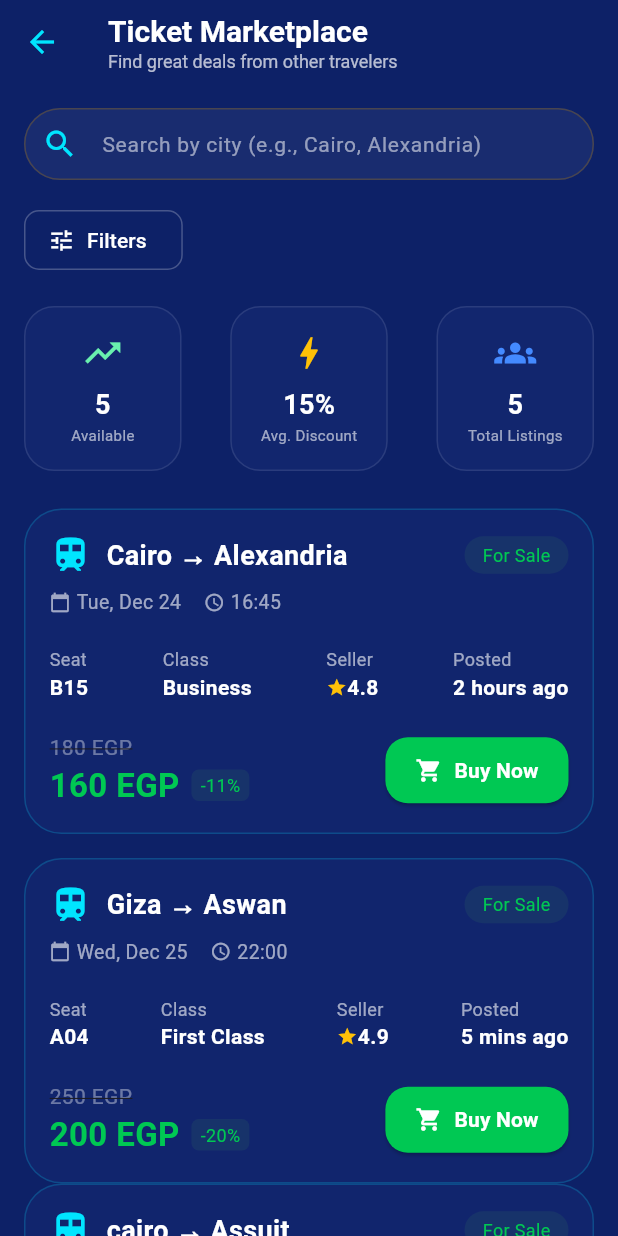
After one commit to AfraimElkesEleia/Transportation-App-Graduation-Project, a Flutter app: the MarketplaceScreen screen opened by its route, on a phone screen of 412 x 824 dp. The commit adds this screen. Run offline on Flutter 3.47's test engine with Material 3 defaults, Android fonts, the phone set to English and light mode, and no system bars; our stand-ins replace device_preview, expandable_page_view, font_awesome_flutter.

Commit message:
add resell tickets screen and marketplace screen

```diff
--- a/lib/core/routing/app_router.dart
+++ b/lib/core/routing/app_router.dart
@@ -1,6 +1,8 @@
 import 'package:flutter/material.dart';
 import 'package:transportation_app/core/routing/routes.dart';
 import 'package:transportation_app/features/custom_nav_bar/custom_nav_bar.dart';
+import 'package:transportation_app/features/my_tickets/presentation/views/screen/market_place.dart';
+import 'package:transportation_app/features/my_tickets/presentation/views/screen/resell_tickets.dart';
 import 'package:transportation_app/features/onboarding/presentation/views/onboarding_screen.dart';
 
 class AppRouter {
@@ -10,6 +12,10 @@ class AppRouter {
         return MaterialPageRoute(builder: (_) => OnboardingScreen());
       case AppRoutes.homeScreen:
         return MaterialPageRoute(builder: (_) => CustomNavBar());
+      case AppRoutes.marketPlaceScreen:
+        return MaterialPageRoute(builder: (_) => MarketplaceScreen());
+      case AppRoutes.resellTicketsScreen:
+        return MaterialPageRoute(builder: (_) => ResellTicketsScreen());
       default:
         return null;
     }
--- a/lib/core/routing/routes.dart
+++ b/lib/core/routing/routes.dart
@@ -1,4 +1,6 @@
 abstract class AppRoutes {
   static const onBoardingScreen = '/onboarding_screen';
   static const homeScreen = '/home_screen';
+  static const marketPlaceScreen = '/market_place_screen';
+  static const resellTicketsScreen = '/resell_tickets_screen';
 }
--- /dev/null
+++ b/lib/features/my_tickets/presentation/views/screen/market_place.dart
@@ -0,0 +1,372 @@
+import 'package:flutter/material.dart';
+
+class MarketplaceScreen extends StatelessWidget {
+  const MarketplaceScreen({super.key});
+
+  static const Color primaryBlue = Color(0xFF0D2167);
+  static const Color accentCyan = Color(0xFF00E5FF);
+  static const Color successGreen = Color(0xFF00C853);
+  static const Color cardBg = Color(0xFF162B75);
+
+  @override
+  Widget build(BuildContext context) {
+    return Scaffold(
+      backgroundColor: primaryBlue,
+      appBar: AppBar(
+        backgroundColor: Colors.transparent,
+        elevation: 0,
+        leading: IconButton(
+          icon: const Icon(Icons.arrow_back, color: accentCyan),
+          onPressed: () => Navigator.pop(context),
+        ),
+        title: const Column(
+          crossAxisAlignment: CrossAxisAlignment.start,
+          children: [
+            Text(
+              'Ticket Marketplace',
+              style: TextStyle(
+                color: Colors.white,
+                fontSize: 20,
+                fontWeight: FontWeight.bold,
+              ),
+            ),
+            Text(
+              'Find great deals from other travelers',
+              style: TextStyle(color: Colors.white70, fontSize: 12),
+            ),
+          ],
+        ),
+      ),
+      body: SingleChildScrollView(
+        padding: const EdgeInsets.all(16.0),
+        child: Column(
+          crossAxisAlignment: CrossAxisAlignment.start,
+          children: [
+            TextField(
+              style: const TextStyle(color: Colors.white),
+              decoration: InputDecoration(
+                hintText: "Search by city (e.g., Cairo, Alexandria)",
+                hintStyle: const TextStyle(color: Colors.white54, fontSize: 14),
+                prefixIcon: const Icon(Icons.search, color: accentCyan),
+                filled: true,
+                fillColor: Colors.white.withOpacity(0.05),
+                contentPadding: const EdgeInsets.symmetric(vertical: 0),
+                border: OutlineInputBorder(
+                  borderRadius: BorderRadius.circular(30),
+                  borderSide: const BorderSide(color: Colors.white24),
+                ),
+              ),
+            ),
+            const SizedBox(height: 16),
+
+            OutlinedButton.icon(
+              onPressed: () {},
+              icon: const Icon(Icons.tune, size: 18, color: Colors.white),
+              label: const Text(
+                "Filters",
+                style: TextStyle(color: Colors.white),
+              ),
+              style: OutlinedButton.styleFrom(
+                side: const BorderSide(color: Colors.white24),
+                shape: RoundedRectangleBorder(
+                  borderRadius: BorderRadius.circular(10),
+                ),
+              ),
+            ),
+            const SizedBox(height: 20),
+
+            Row(
+              mainAxisAlignment: MainAxisAlignment.spaceBetween,
+              children: [
+                _buildStatBox(
+                  Icons.trending_up,
+                  "5",
+                  "Available",
+                  Colors.greenAccent,
+                ),
+                _buildStatBox(Icons.bolt, "15%", "Avg. Discount", Colors.amber),
+                _buildStatBox(
+                  Icons.groups,
+                  "5",
+                  "Total Listings",
+                  Colors.blueAccent,
+                ),
+              ],
+            ),
+            const SizedBox(height: 25),
+
+            _buildTicketCard(
+              fromTo: "Cairo → Alexandria",
+              date: "Tue, Dec 24",
+              time: "16:45",
+              seat: "B15",
+              className: "Business",
+              sellerRating: "4.8",
+              postedTime: "2 hours ago",
+              oldPrice: "180 EGP",
+              newPrice: "160 EGP",
+              discount: "-11%",
+            ),
+
+            const SizedBox(height: 16),
+
+            _buildTicketCard(
+              fromTo: "Giza → Aswan",
+              date: "Wed, Dec 25",
+              time: "22:00",
+              seat: "A04",
+              className: "First Class",
+              sellerRating: "4.9",
+              postedTime: "5 mins ago",
+              oldPrice: "250 EGP",
+              newPrice: "200 EGP",
+              discount: "-20%",
+            ),
+            _buildTicketCard(
+              fromTo: "cairo → Assuit",
+              date: "Wed, Dec 23",
+              time: "23:00",
+              seat: "A04",
+              className: "Second Class",
+              sellerRating: "4.9",
+              postedTime: "5 mins ago",
+              oldPrice: "280 EGP",
+              newPrice: "200 EGP",
+              discount: "-20%",
+            ),
+          ],
+        ),
+      ),
+    );
+  }
+
+  Widget _buildStatBox(IconData icon, String value, String label, Color color) {
+    return Container(
+      width: 105,
+      padding: const EdgeInsets.symmetric(vertical: 16),
+      decoration: BoxDecoration(
+        color: cardBg.withOpacity(0.5),
+        borderRadius: BorderRadius.circular(20),
+        border: Border.all(color: Colors.white10),
+      ),
+      child: Column(
+        children: [
+          Icon(icon, color: color, size: 28),
+          const SizedBox(height: 8),
+          Text(
+            value,
+            style: const TextStyle(
+              color: Colors.white,
+              fontSize: 18,
+              fontWeight: FontWeight.bold,
+            ),
+          ),
+          Text(
+            label,
+            style: const TextStyle(color: Colors.white60, fontSize: 10),
+          ),
+        ],
+      ),
+    );
+  }
+
+  Widget _buildTicketCard({
+    required String fromTo,
+    required String date,
+    required String time,
+    required String seat,
+    required String className,
+    required String sellerRating,
+    required String postedTime,
+    required String oldPrice,
+    required String newPrice,
+    required String discount,
+  }) {
+    return Container(
+      padding: const EdgeInsets.all(16),
+      decoration: BoxDecoration(
+        color: cardBg.withOpacity(0.4),
+        borderRadius: BorderRadius.circular(25),
+        border: Border.all(color: accentCyan.withOpacity(0.2)),
+      ),
+      child: Column(
+        children: [
+          Row(
+            mainAxisAlignment: MainAxisAlignment.spaceBetween,
+            children: [
+              Row(
+                children: [
+                  const Icon(Icons.train, color: accentCyan, size: 28),
+                  const SizedBox(width: 10),
+                  Text(
+                    fromTo,
+                    style: const TextStyle(
+                      color: Colors.white,
+                      fontSize: 18,
+                      fontWeight: FontWeight.bold,
+                    ),
+                  ),
+                ],
+              ),
+              Container(
+                padding: const EdgeInsets.symmetric(
+                  horizontal: 12,
+                  vertical: 4,
+                ),
+                decoration: BoxDecoration(
+                  color: Colors.green.withOpacity(0.1),
+                  borderRadius: BorderRadius.circular(15),
+                ),
+                child: const Text(
+                  "For Sale",
+                  style: TextStyle(color: successGreen, fontSize: 12),
+                ),
+              ),
+            ],
+          ),
+          const SizedBox(height: 8),
+
+          Row(
+            children: [
+              const Icon(Icons.calendar_today, size: 14, color: Colors.white60),
+              const SizedBox(width: 4),
+              Text(
+                date,
+                style: const TextStyle(color: Colors.white60, fontSize: 13),
+              ),
+              const SizedBox(width: 15),
+              const Icon(Icons.access_time, size: 14, color: Colors.white60),
+              const SizedBox(width: 4),
+              Text(
+                time,
+                style: const TextStyle(color: Colors.white60, fontSize: 13),
+              ),
+            ],
+          ),
+          const SizedBox(height: 20),
+
+          Row(
+            mainAxisAlignment: MainAxisAlignment.spaceBetween,
+            children: [
+              _infoColumn("Seat", seat),
+              _infoColumn("Class", className),
+              _sellerColumn("Seller", sellerRating),
+              _infoColumn("Posted", postedTime),
+            ],
+          ),
+          const SizedBox(height: 20),
+
+          Row(
+            mainAxisAlignment: MainAxisAlignment.spaceBetween,
+            children: [
+              Column(
+                crossAxisAlignment: CrossAxisAlignment.start,
+                children: [
+                  Text(
+                    oldPrice,
+                    style: const TextStyle(
+                      color: Colors.white38,
+                      decoration: TextDecoration.lineThrough,
+                    ),
+                  ),
+                  Row(
+                    children: [
+                      Text(
+                        newPrice,
+                        style: const TextStyle(
+                          color: successGreen,
+                          fontSize: 22,
+                          fontWeight: FontWeight.bold,
+                        ),
+                      ),
+                      const SizedBox(width: 8),
+                      Container(
+                        padding: const EdgeInsets.symmetric(
+                          horizontal: 6,
+                          vertical: 2,
+                        ),
+                        decoration: BoxDecoration(
+                          color: Colors.green.withOpacity(0.1),
+                          borderRadius: BorderRadius.circular(5),
+                        ),
+                        child: Text(
+                          discount,
+                          style: const TextStyle(
+                            color: successGreen,
+                            fontSize: 12,
+                          ),
+                        ),
+                      ),
+                    ],
+                  ),
+                ],
+              ),
+              ElevatedButton.icon(
+                onPressed: () {},
+                icon: const Icon(Icons.shopping_cart, size: 18),
+                label: const Text(
+                  "Buy Now",
+                  style: TextStyle(fontWeight: FontWeight.bold),
+                ),
+                style: ElevatedButton.styleFrom(
+                  backgroundColor: successGreen,
+                  foregroundColor: Colors.white,
+                  padding: const EdgeInsets.symmetric(
+                    horizontal: 20,
+                    vertical: 12,
+                  ),
+                  shape: RoundedRectangleBorder(
+                    borderRadius: BorderRadius.circular(15),
+                  ),
+                ),
+              ),
+            ],
+          ),
+        ],
+      ),
+    );
+  }
+
+  Widget _infoColumn(String label, String value) {
+    return Column(
+      crossAxisAlignment: CrossAxisAlignment.start,
+      children: [
+        Text(
+          label,
+          style: const TextStyle(color: Colors.white60, fontSize: 12),
+        ),
+        Text(
+          value,
+          style: const TextStyle(
+            color: Colors.white,
+            fontWeight: FontWeight.bold,
+          ),
+        ),
+      ],
+    );
+  }
+
+  Widget _sellerColumn(String label, String rating) {
+    return Column(
+      crossAxisAlignment: CrossAxisAlignment.start,
+      children: [
+        Text(
+          label,
+          style: const TextStyle(color: Colors.white60, fontSize: 12),
+        ),
+        Row(
+          children: [
+            const Icon(Icons.star, color: Colors.amber, size: 14),
+            Text(
+              rating,
+              style: const TextStyle(
+                color: Colors.white,
+                fontWeight: FontWeight.bold,
+              ),
+            ),
+          ],
+        ),
+      ],
+    );
+  }
+}
```
Also changed, not shown: lib/features/my_tickets/presentation/views/screen/my_tickets.dart (+10 -1 lines), lib/features/my_tickets/presentation/views/screen/resell_tickets.dart (added, +328 -0 lines), lib/features/my_tickets/presentation/views/widgets/action_buttons_row.dart (+14 -2 lines), lib/features/my_tickets/presentation/views/widgets/Resell_TicketsScreen.dart (added).
